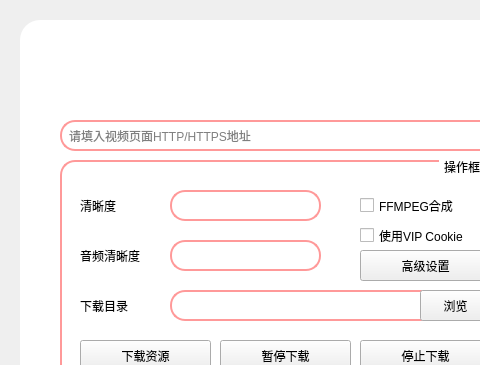
Above: biliDownloader.ui from JimmyLiang-lzm/biliDownloader_GUI before the change; both pictures show x 0 to 480 and y 0 to 365 of the 924 by 676 pixel window. Below: the same form after it.
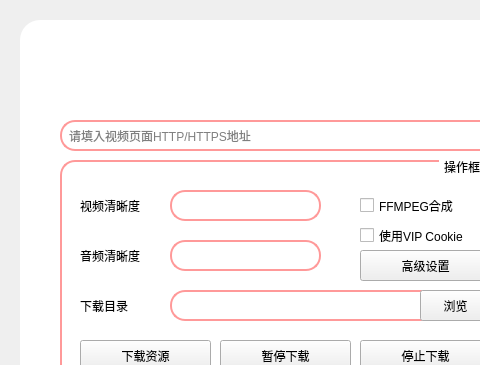
That is the form after the change. Icons and pictures are not drawn.

Commit message: 增加B站音乐下载功能（2021-11-2）

The edit to the form file:
```diff
--- a/biliDownloader.ui
+++ b/biliDownloader.ui
@@ -373,12 +373,12 @@
        <rect>
         <x>20</x>
         <y>30</y>
-        <width>51</width>
+        <width>81</width>
         <height>31</height>
        </rect>
       </property>
       <property name="text">
-       <string>清晰度</string>
+       <string>视频清晰度</string>
       </property>
      </widget>
      <widget class="QListWidget" name="media_list">
```
The commit also changes 2 other files.
